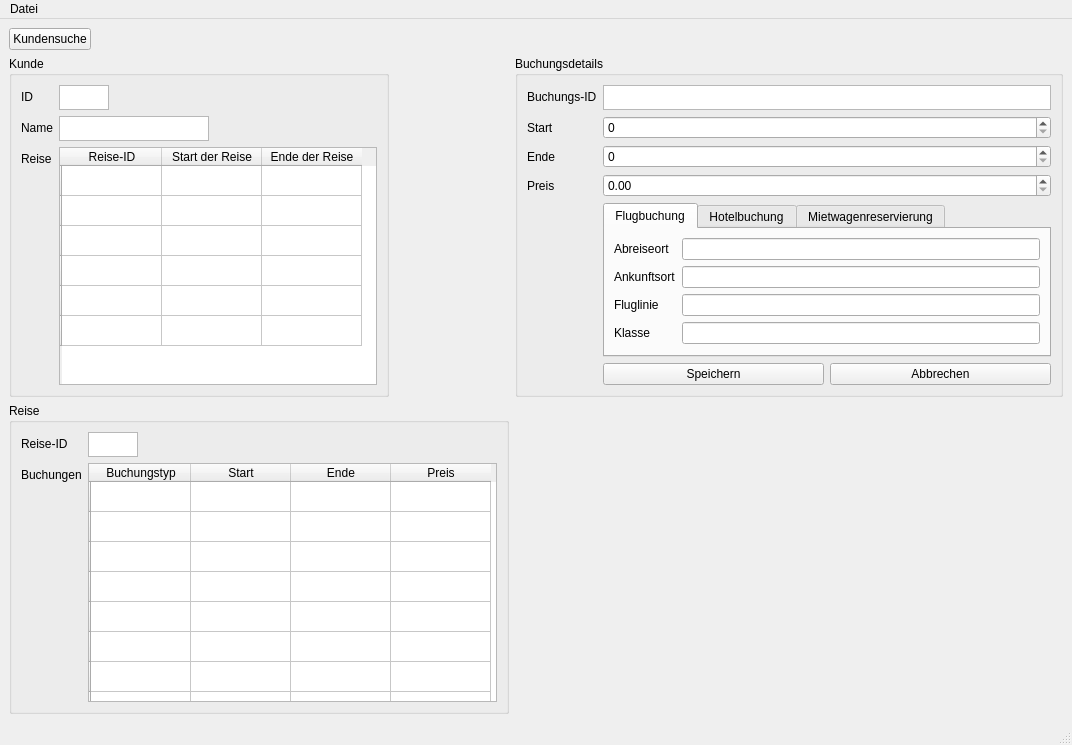
Qt form mainwindow.ui (BigBen11/UpAndAway) before a commit.
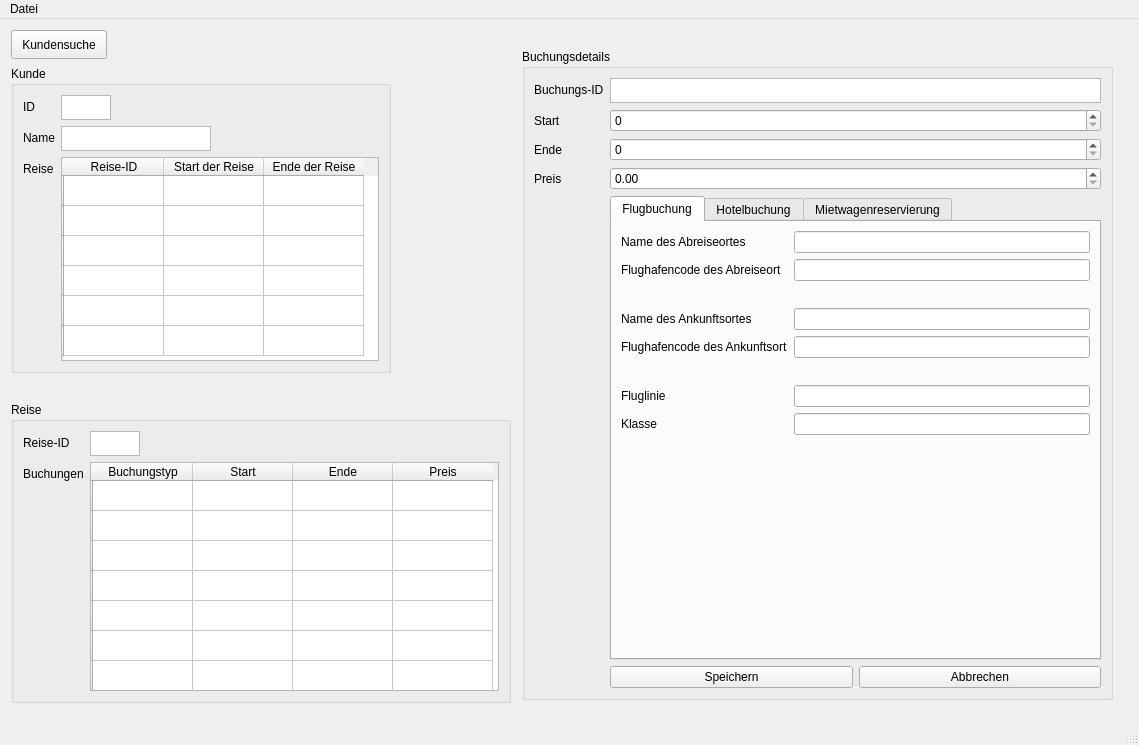
The same form after that commit. The open tabs and pages were chosen to show the change. Icons and pictures are not drawn.

Diff of the .ui file:
```diff
--- a/mainwindow.ui
+++ b/mainwindow.ui
@@ -6,7 +6,7 @@
    <rect>
     <x>0</x>
     <y>0</y>
-    <width>1072</width>
+    <width>1139</width>
     <height>745</height>
    </rect>
   </property>
@@ -21,16 +21,28 @@
    <set>Qt::ImhMultiLine</set>
   </property>
   <widget class="QWidget" name="centralwidget">
-   <layout class="QFormLayout" name="formLayout_3">
-    <item row="0" column="0">
      <widget class="QPushButton" name="pushButton">
+    <property name="geometry">
+     <rect>
+      <x>11</x>
+      <y>11</y>
+      <width>96</width>
+      <height>29</height>
+     </rect>
+    </property>
       <property name="text">
        <string>Kundensuche</string>
       </property>
      </widget>
-    </item>
-    <item row="1" column="0">
      <widget class="QGroupBox" name="groupBox">
+    <property name="geometry">
+     <rect>
+      <x>11</x>
+      <y>47</y>
+      <width>380</width>
+      <height>307</height>
+     </rect>
+    </property>
       <property name="minimumSize">
        <size>
         <width>380</width>
@@ -151,9 +163,15 @@
        </item>
       </layout>
      </widget>
-    </item>
-    <item row="2" column="0">
      <widget class="QGroupBox" name="groupBox_2">
+    <property name="geometry">
+     <rect>
+      <x>11</x>
+      <y>383</y>
+      <width>500</width>
+      <height>301</height>
+     </rect>
+    </property>
       <property name="minimumSize">
        <size>
         <width>500</width>
@@ -268,9 +286,15 @@
        </item>
       </layout>
      </widget>
-    </item>
-    <item row="1" column="1">
      <widget class="QGroupBox" name="groupBox_3">
+    <property name="geometry">
+     <rect>
+      <x>522</x>
+      <y>30</y>
+      <width>591</width>
+      <height>651</height>
+     </rect>
+    </property>
       <property name="title">
        <string>Buchungsdetails</string>
       </property>
@@ -346,46 +370,110 @@
            <string>Flugbuchung</string>
           </attribute>
           <layout class="QFormLayout" name="formLayout_7">
-           <item row="0" column="0">
+         <item row="1" column="0">
             <widget class="QLabel" name="label_17">
              <property name="text">
-              <string>Abreiseort</string>
+            <string>Flughafencode des Abreiseort</string>
              </property>
             </widget>
            </item>
-           <item row="1" column="0">
+         <item row="4" column="0">
             <widget class="QLabel" name="label_18">
              <property name="text">
-              <string>Ankunftsort</string>
+            <string>Flughafencode des Ankunftsort</string>
              </property>
             </widget>
            </item>
-           <item row="2" column="0">
+         <item row="6" column="0">
             <widget class="QLabel" name="label_19">
              <property name="text">
               <string>Fluglinie</string>
              </property>
             </widget>
            </item>
-           <item row="3" column="0">
+         <item row="7" column="0">
             <widget class="QLabel" name="label_20">
              <property name="text">
               <string>Klasse</string>
              </property>
             </widget>
            </item>
-           <item row="0" column="1">
+         <item row="1" column="1">
             <widget class="QLineEdit" name="Abreiseort"/>
            </item>
-           <item row="1" column="1">
-            <widget class="QLineEdit" name="Ankunftsort"/>
-           </item>
-           <item row="2" column="1">
+         <item row="4" column="1">
+          <widget class="QLineEdit" name="Ankunftsort">
+           <property name="readOnly">
+            <bool>false</bool>
+           </property>
+          </widget>
+         </item>
+         <item row="6" column="1">
             <widget class="QLineEdit" name="Fluglinie"/>
            </item>
-           <item row="3" column="1">
+         <item row="7" column="1">
             <widget class="QLineEdit" name="Klasse"/>
            </item>
+         <item row="0" column="0">
+          <widget class="QLabel" name="label_21">
+           <property name="text">
+            <string>Name des Abreiseortes</string>
+           </property>
+          </widget>
+         </item>
+         <item row="3" column="0">
+          <widget class="QLabel" name="label_22">
+           <property name="text">
+            <string>Name des Ankunftsortes</string>
+           </property>
+          </widget>
+         </item>
+         <item row="3" column="1">
+          <widget class="QLineEdit" name="NameAnkunftsort">
+           <property name="readOnly">
+            <bool>true</bool>
+           </property>
+          </widget>
+         </item>
+         <item row="0" column="1">
+          <widget class="QLineEdit" name="NameAbreiseort">
+           <property name="readOnly">
+            <bool>true</bool>
+           </property>
+          </widget>
+         </item>
+         <item row="2" column="1">
+          <spacer name="verticalSpacer">
+           <property name="orientation">
+            <enum>Qt::Vertical</enum>
+           </property>
+           <property name="sizeType">
+            <enum>QSizePolicy::Maximum</enum>
+           </property>
+           <property name="sizeHint" stdset="0">
+            <size>
+             <width>20</width>
+             <height>15</height>
+            </size>
+           </property>
+          </spacer>
+         </item>
+         <item row="5" column="1">
+          <spacer name="verticalSpacer_2">
+           <property name="orientation">
+            <enum>Qt::Vertical</enum>
+           </property>
+           <property name="sizeType">
+            <enum>QSizePolicy::Maximum</enum>
+           </property>
+           <property name="sizeHint" stdset="0">
+            <size>
+             <width>20</width>
+             <height>15</height>
+            </size>
+           </property>
+          </spacer>
+         </item>
           </layout>
          </widget>
          <widget class="QWidget" name="Hotel">
@@ -516,15 +604,13 @@
        </item>
       </layout>
      </widget>
-    </item>
-   </layout>
   </widget>
   <widget class="QMenuBar" name="menubar">
    <property name="geometry">
     <rect>
      <x>0</x>
      <y>0</y>
-     <width>1072</width>
+     <width>1139</width>
      <height>25</height>
     </rect>
    </property>
```
Left out of the diff: 18 changed lines with no effect on the pictures. Lines whose indentation alone changed are shown as unchanged.
